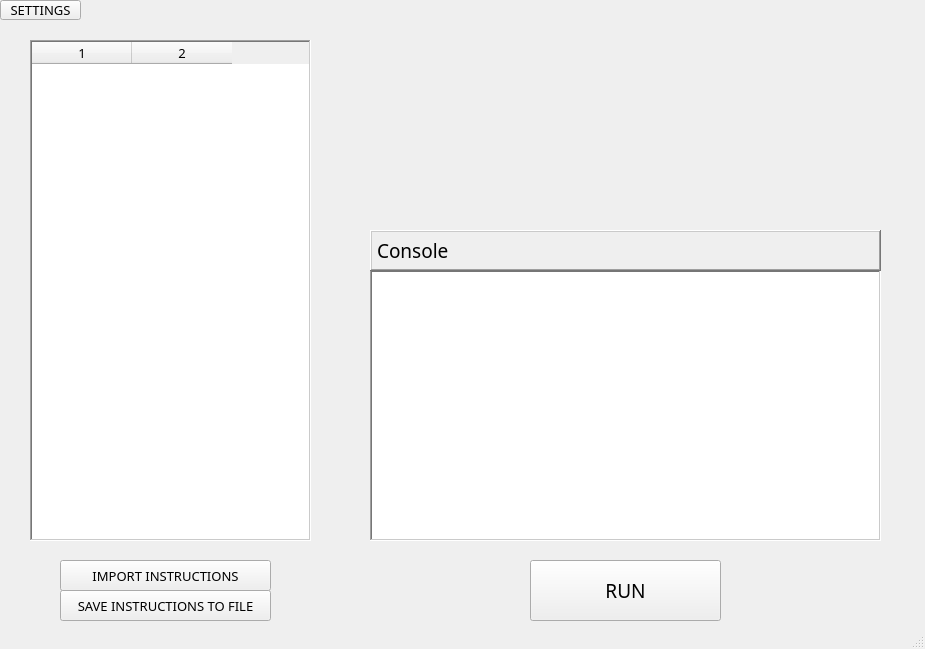
The window that gui/mainwindow.ui (jonahcragun/UVSim) describes before a commit, drawn with Qt 5.
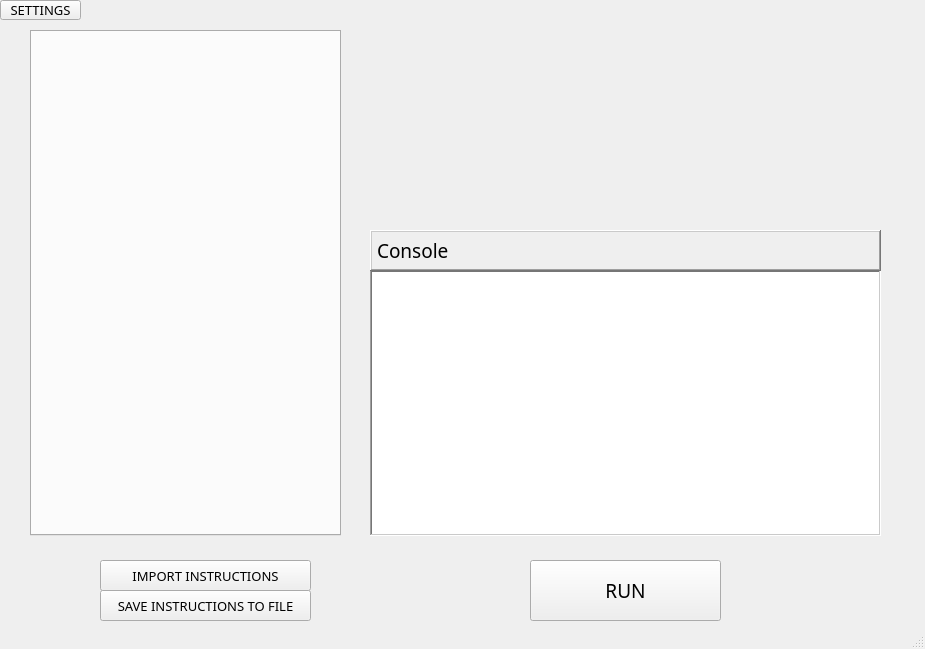
The same window after the commit.

What changed in the file:
```diff
--- a/gui/mainwindow.ui
+++ b/gui/mainwindow.ui
@@ -29,7 +29,7 @@
    <widget class="QPushButton" name="importButton">
     <property name="geometry">
      <rect>
-      <x>60</x>
+      <x>100</x>
       <y>560</y>
       <width>211</width>
       <height>31</height>
@@ -85,7 +85,7 @@
       <x>370</x>
       <y>270</y>
       <width>511</width>
-      <height>271</height>
+      <height>266</height>
      </rect>
     </property>
     <property name="font">
@@ -107,40 +107,10 @@
      <set>Qt::TextSelectableByMouse</set>
     </property>
    </widget>
-   <widget class="QTableWidget" name="memoryTable">
-    <property name="geometry">
-     <rect>
-      <x>30</x>
-      <y>40</y>
-      <width>281</width>
-      <height>501</height>
-     </rect>
-    </property>
-    <property name="font">
-     <font>
-      <family>Sitka</family>
-      <pointsize>10</pointsize>
-     </font>
-    </property>
-    <property name="frameShape">
-     <enum>QFrame::WinPanel</enum>
-    </property>
-    <property name="frameShadow">
-     <enum>QFrame::Sunken</enum>
-    </property>
-    <property name="rowCount">
-     <number>0</number>
-    </property>
-    <property name="columnCount">
-     <number>2</number>
-    </property>
-    <column/>
-    <column/>
-   </widget>
    <widget class="QPushButton" name="exportButton">
     <property name="geometry">
      <rect>
-      <x>60</x>
+      <x>100</x>
       <y>590</y>
       <width>211</width>
       <height>31</height>
@@ -206,6 +176,58 @@
      <string>SETTINGS</string>
     </property>
    </widget>
+   <widget class="QTabWidget" name="memoryTableTabs">
+    <property name="enabled">
+     <bool>true</bool>
+    </property>
+    <property name="geometry">
+     <rect>
+      <x>30</x>
+      <y>30</y>
+      <width>311</width>
+      <height>506</height>
+     </rect>
+    </property>
+    <property name="sizePolicy">
+     <sizepolicy hsizetype="Expanding" vsizetype="Expanding">
+      <horstretch>0</horstretch>
+      <verstretch>0</verstretch>
+     </sizepolicy>
+    </property>
+    <property name="focusPolicy">
+     <enum>Qt::TabFocus</enum>
+    </property>
+    <property name="tabPosition">
+     <enum>QTabWidget::West</enum>
+    </property>
+    <property name="tabShape">
+     <enum>QTabWidget::Triangular</enum>
+    </property>
+    <property name="currentIndex">
+     <number>-1</number>
+    </property>
+    <property name="iconSize">
+     <size>
+      <width>10</width>
+      <height>10</height>
+     </size>
+    </property>
+    <property name="usesScrollButtons">
+     <bool>false</bool>
+    </property>
+    <property name="documentMode">
+     <bool>false</bool>
+    </property>
+    <property name="tabsClosable">
+     <bool>false</bool>
+    </property>
+    <property name="movable">
+     <bool>false</bool>
+    </property>
+    <property name="tabBarAutoHide">
+     <bool>false</bool>
+    </property>
+   </widget>
   </widget>
   <widget class="QStatusBar" name="statusbar"/>
  </widget>
```
Left out of the diff: 8 changed lines with no effect on the pictures.
